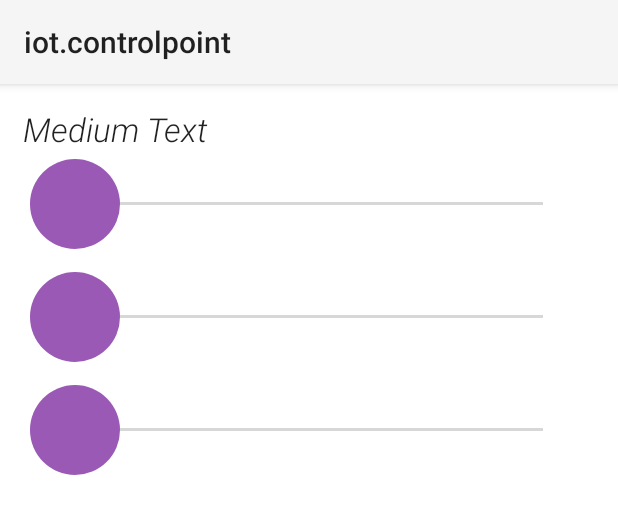
After one commit to pwiklowski/ocf-android-universal-controlpoint, an Android app: the layout resource_colour_rgb.xml on its own in the app's theme, with its tools: preview values and no code run, on a phone screen of 412 x 824 dp. The commit adds this screen. Shown: the top 514 px of the screen. Run offline under Robolectric (Android 15) with nearby library versions, the light colour scheme and no system bars.

Commit message:
Add custom views depends on resource type

```diff
--- /dev/null
+++ b/app/src/main/res/layout/resource_colour_rgb.xml
@@ -0,0 +1,52 @@
+<?xml version="1.0" encoding="utf-8"?>
+<LinearLayout xmlns:android="http://schemas.android.com/apk/res/android"
+              android:layout_width="fill_parent"
+              android:layout_height="fill_parent"
+              android:orientation="vertical"
+              android:weightSum="1"
+              android:padding="10dp"
+              android:background="#ffffffff">
+
+    <TextView
+        android:layout_width="wrap_content"
+        android:layout_height="wrap_content"
+        android:textAppearance="?android:attr/textAppearanceLarge"
+        android:text="Medium Text"
+        android:id="@+id/variableName"
+        android:password="false"
+        android:padding="5dp"
+        android:layout_gravity="left"
+        android:layout_alignParentTop="true"
+        android:layout_alignParentLeft="true"
+        android:layout_alignParentStart="true"
+        android:textStyle="italic"
+        android:fontFamily="sans-serif-light"/>
+
+    <SeekBar
+        android:layout_width="fill_parent"
+        android:layout_height="wrap_content"
+        android:id="@+id/red"
+        android:thumb="@drawable/thumb"
+        android:paddingLeft="40dp"
+        android:paddingRight="40dp"
+        android:paddingBottom="15dp"
+        android:indeterminate="false"/>
+    <SeekBar
+        android:layout_width="fill_parent"
+        android:layout_height="wrap_content"
+        android:id="@+id/green"
+        android:thumb="@drawable/thumb"
+        android:paddingLeft="40dp"
+        android:paddingRight="40dp"
+        android:paddingBottom="15dp"
+        android:indeterminate="false"/>
+    <SeekBar
+        android:layout_width="fill_parent"
+        android:layout_height="wrap_content"
+        android:id="@+id/blue"
+        android:thumb="@drawable/thumb"
+        android:paddingLeft="40dp"
+        android:paddingRight="40dp"
+        android:paddingBottom="15dp"
+        android:indeterminate="false"/>
+</LinearLayout>
--- a/libocf/src/main/java/ocfcontrolpoint/wiklosoft/libocf/OcfDeviceVariable.java
+++ b/libocf/src/main/java/ocfcontrolpoint/wiklosoft/libocf/OcfDeviceVariable.java
@@ -23,5 +23,9 @@ public class OcfDeviceVariable {
         return mHref;
     }
 
+    public String getResourceType(){
+        return mResourceType;
+    }
+
 
 }
```
Also changed, not shown: app/src/main/java/ocfcontrolpoint/wiklosoft/iotcontrolpoint/VariableListAdapter.java (+15 -7 lines), app/src/main/res/layout/resource_light_dimming.xml (added, +35 -0 lines).
